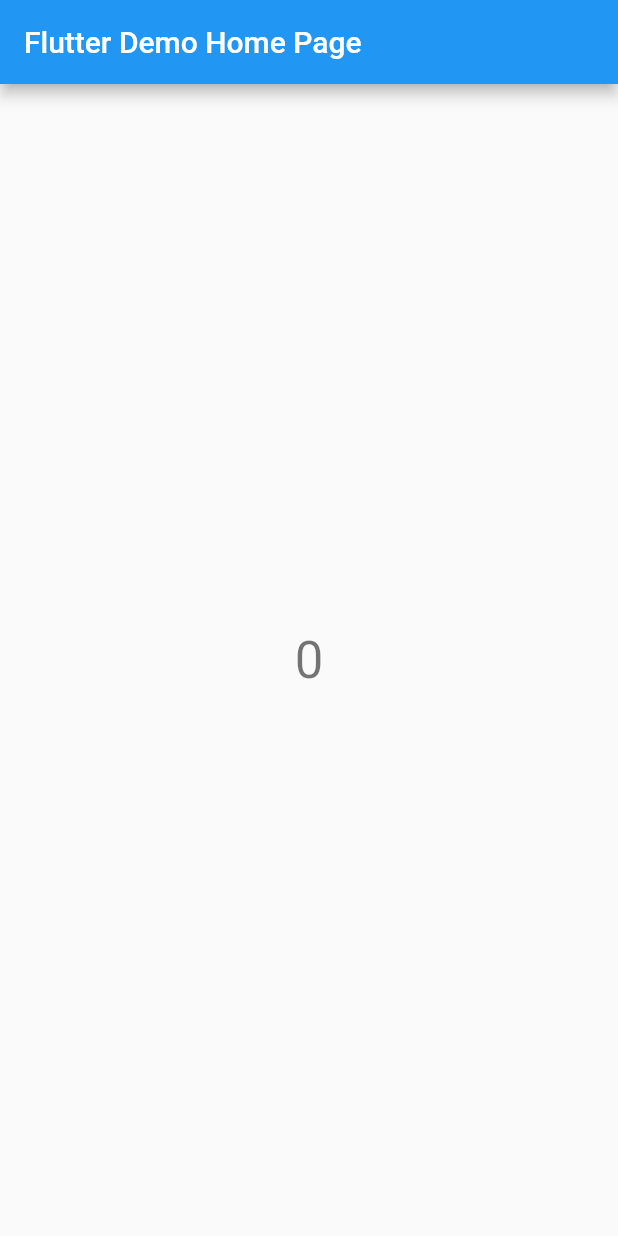
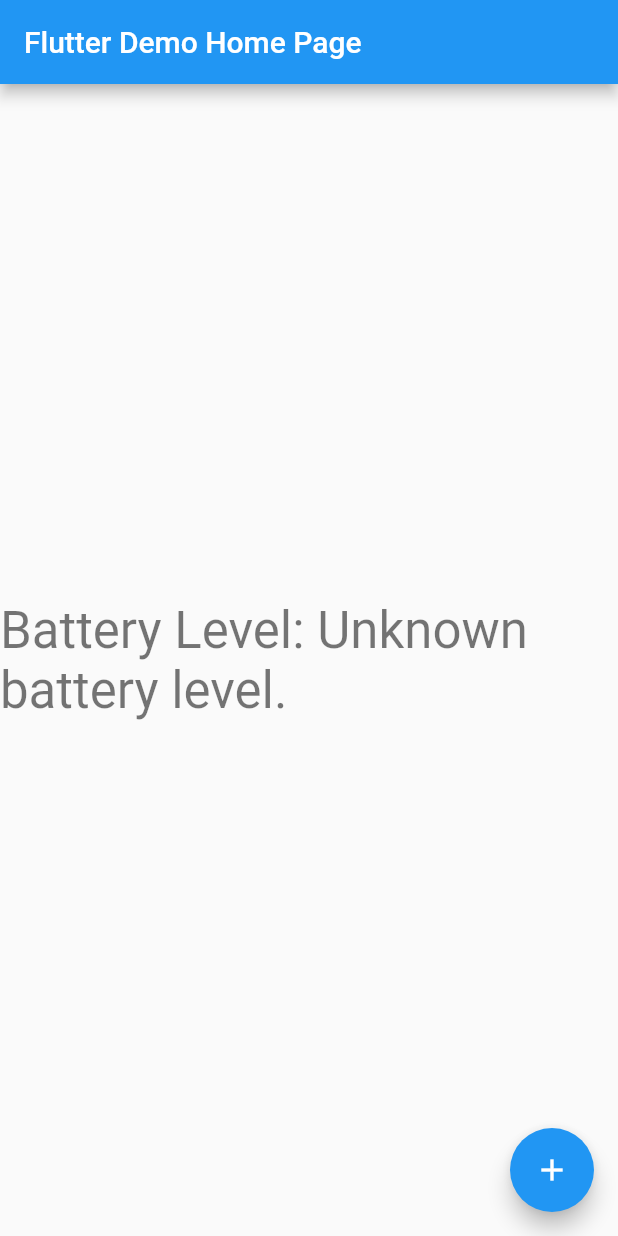
Before and after one commit to n4ze3m/flutter-x-hover-playground, a Flutter app: the screen it shows after launch, on a phone screen of 412 x 824 dp. Run offline on Flutter 3.47's test engine with Material 2 defaults, Android fonts, the phone set to English and light mode, and no system bars.

Commit message:
let's see

```diff
--- a/lib/main.dart
+++ b/lib/main.dart
@@ -1,8 +1,11 @@
 import 'package:flutter/material.dart';
+import 'package:flutter/services.dart';
 
 void main() {
   runApp(const MyApp());
 }
+const platformChannelBattery =
+     MethodChannel('com.myapp/battery');
 
 class MyApp extends StatelessWidget {
   const MyApp({super.key});
@@ -30,7 +33,22 @@ class MyHomePage extends StatefulWidget {
 }
 
 class _MyHomePageState extends State<MyHomePage> {
-  int _battery = 0;
+  // call the method channel to get the battery object
+  var _batteryLevel = 'Unknown battery level.';
+  Future<void> _getBatteryLevel() async {
+    try {
+      // result will be json object not int
+      final  result =
+          await platformChannelBattery.invokeMethod('getBatteryLevel');
+      setState(() {
+        _batteryLevel = 'Battery level at $result % .';
+      });
+    } on PlatformException catch (e) {
+      setState(() {
+        _batteryLevel = "Failed to get battery level: '${e.message}'.";
+      });
+    }
+  }
 
   @override
   Widget build(BuildContext context) {
@@ -43,12 +61,17 @@ class _MyHomePageState extends State<MyHomePage> {
           mainAxisAlignment: MainAxisAlignment.center,
           children: <Widget>[
             Text(
-              '$_battery',
+              'Battery Level: $_batteryLevel',
               style: Theme.of(context).textTheme.headline4,
             ),
           ],
         ),
       ),
+      floatingActionButton: FloatingActionButton(
+        onPressed: _getBatteryLevel,
+        tooltip: 'Increment',
+        child: const Icon(Icons.add),
+      ),
     );
   }
 }
```
Also changed, not shown: pubspec.lock, 4 other files.
